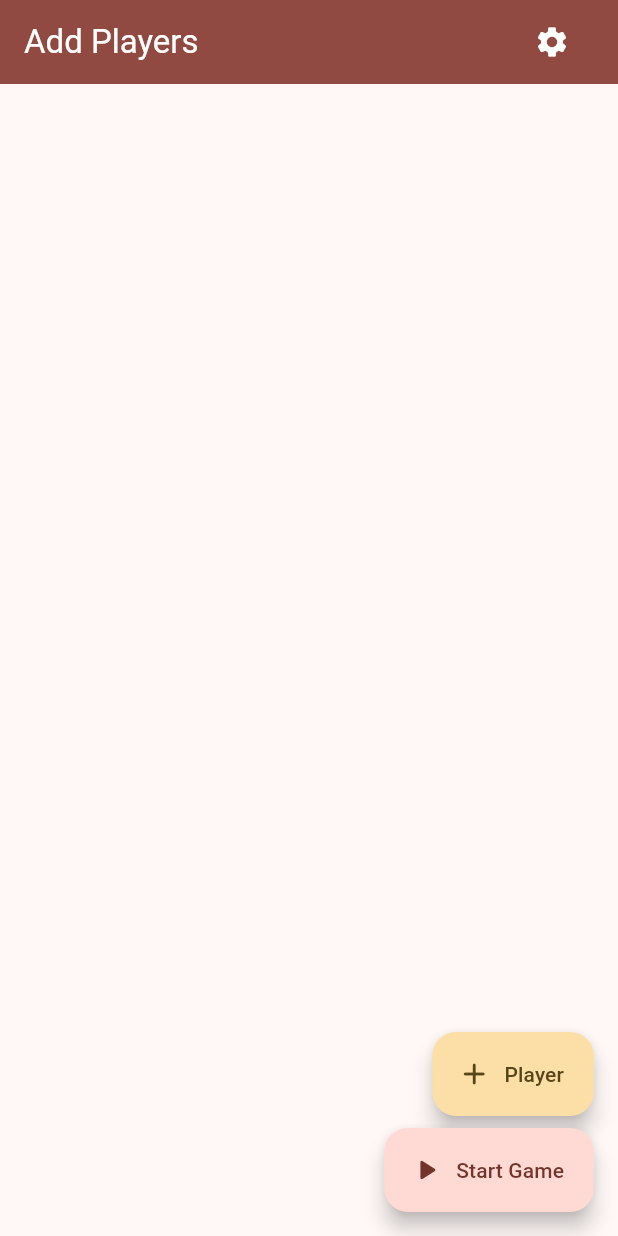
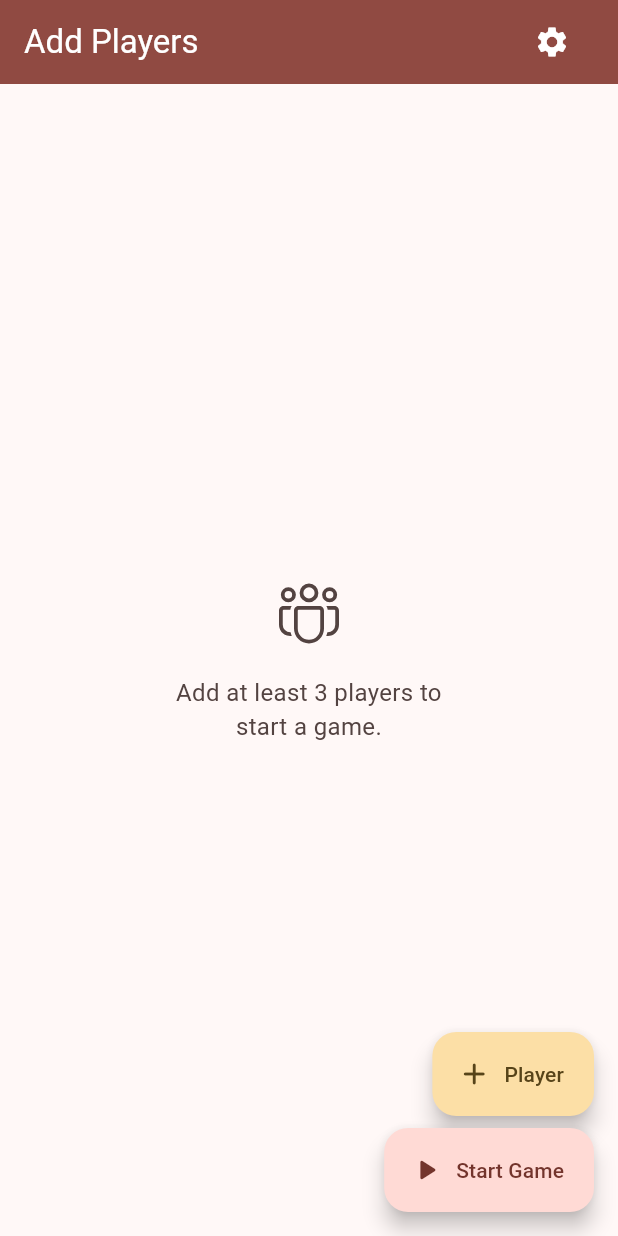
Before and after one commit to BuildmodeOne/wizard_points, a Flutter app: the screen it shows after launch, on a phone screen of 412 x 824 dp. Run offline on Flutter 3.47's test engine with Material 2 defaults, Android fonts, the phone set to English and light mode, and no system bars; our stand-ins replace confetti, fluentui_system_icons, localstorage, numberpicker, shared_preferences.

Commit message:
add small instruction screen

```diff
--- a/lib/screens/player/players_screen.dart
+++ b/lib/screens/player/players_screen.dart
@@ -252,6 +252,37 @@ class _PlayerCreationScreenState extends State<PlayerCreationScreen> {
                 ],
               ),
             ),
+            Visibility(
+              visible: !isRunning && game.players.isEmpty,
+              child: Expanded(
+                child: ConstrainedBox(
+                  constraints: const BoxConstraints(
+                    maxWidth: 200,
+                  ),
+                  child: Column(
+                    mainAxisAlignment: MainAxisAlignment.center,
+                    children: [
+                      Icon(
+                        FluentIcons.people_team_20_regular,
+                        size: 50,
+                        color: Theme.of(context).colorScheme.onSurfaceVariant,
+                      ),
+                      const Padding(
+                        padding: EdgeInsets.all(8.0),
+                      ),
+                      Text(
+                        'Add at least 3 players to start a game.',
+                        style: TextStyle(
+                          fontSize: 16,
+                          color: Theme.of(context).colorScheme.onSurfaceVariant,
+                        ),
+                        textAlign: TextAlign.center,
+                      ),
+                    ],
+                  ),
+                ),
+              ),
+            ),
             ReorderableListView.builder(
               buildDefaultDragHandles: false,
               shrinkWrap: true,
@@ -300,7 +331,10 @@ class _PlayerCreationScreenState extends State<PlayerCreationScreen> {
                       ),
                     ],
                   ),
-                  subtitle: Text('${index + 1}. Player'),
+                  subtitle: Padding(
+                    padding: const EdgeInsets.only(bottom: 4.0),
+                    child: Text('${index + 1}. Player'),
+                  ),
                   leading: const Icon(Icons.person),
                   onTap: () {
                     editPlayer(index);
```
